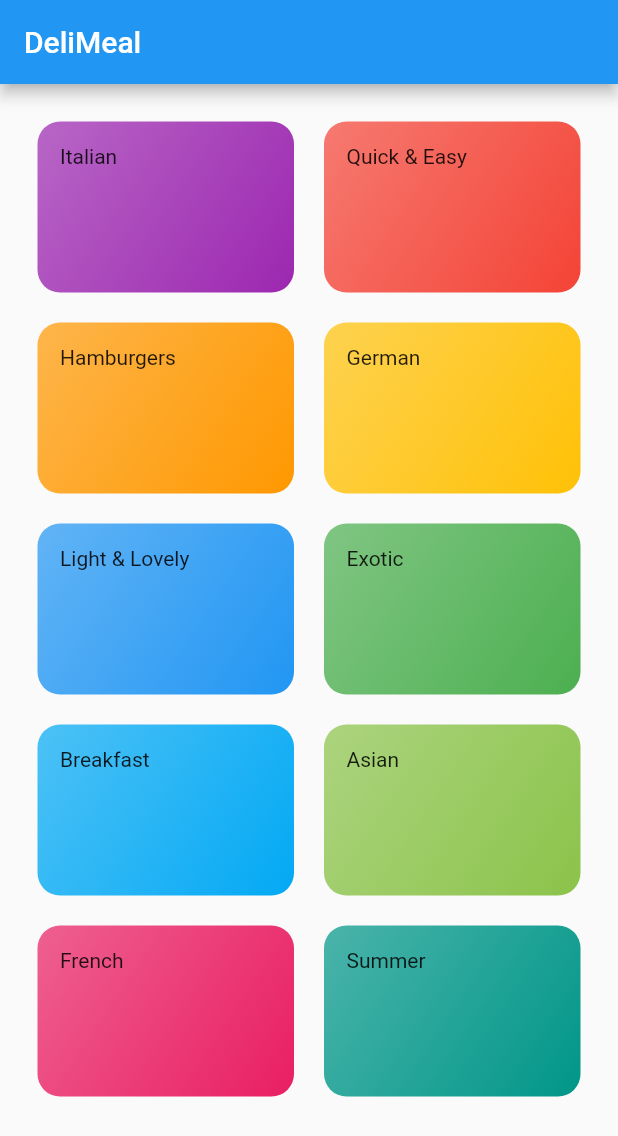
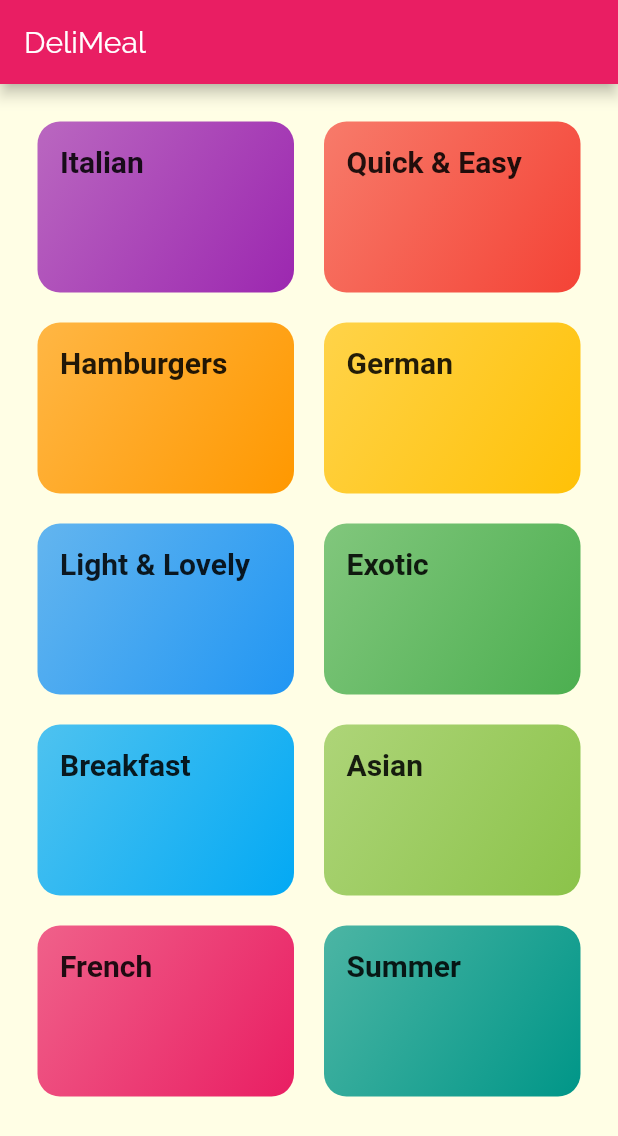
Before and after one commit to dimasarz/MealsApp, a Flutter app: the screen it shows after launch, on a phone screen of 412 x 824 dp. Shown: the top 1136 px of the screen. Run offline on Flutter 3.47's test engine with Material 2 defaults, Android fonts, the phone set to English and light mode, and no system bars; Roboto replaces fonts that are missing (RobotoCondensed).

Commit message:
adding Fonts

```diff
--- a/lib/category_item.dart
+++ b/lib/category_item.dart
@@ -10,7 +10,10 @@ class CategoryItem extends StatelessWidget {
   Widget build(BuildContext context) {
     return Container(
       padding: const EdgeInsets.all(15),
-      child: Text(title),
+      child: Text(
+        title,
+        style: Theme.of(context).textTheme.title,
+      ),
       decoration: BoxDecoration(
           gradient: LinearGradient(
             colors: [
--- a/lib/main.dart
+++ b/lib/main.dart
@@ -9,7 +9,23 @@ class MyApp extends StatelessWidget {
     return MaterialApp(
       title: 'Meals App',
       theme: ThemeData(
-        primarySwatch: Colors.blue,
+        primarySwatch: Colors.pink,
+        accentColor: Colors.amber,
+        canvasColor: Color.fromRGBO(255, 254, 229, 1),
+        fontFamily: 'Raleway',
+        textTheme: ThemeData.light().textTheme.copyWith(
+              body1: TextStyle(
+                color: Color.fromRGBO(20, 51, 51, 1),
+              ),
+              body2: TextStyle(
+                color: Color.fromRGBO(20, 51, 51, 1),
+              ),
+              title: TextStyle(
+                fontSize: 20,
+                fontFamily: 'RobotoCondensed',
+                fontWeight: FontWeight.bold,
+              ),
+            ),
       ),
       home: CategoriesScreen(),
     );
```
Also changed, not shown: pubspec.yaml (+17 -6 lines), assets/fonts/Raleway-Black.ttf (added), assets/fonts/Raleway-Bold.ttf (added), assets/fonts/Raleway-Regular.ttf (added), assets/fonts/RobotoCondensed-Bold.ttf (added), assets/fonts/RobotoCondensed-Italic.ttf (added), assets/fonts/RobotoCondensed-Light.ttf (added), assets/fonts/RobotoCondensed-Regular.ttf (added).
